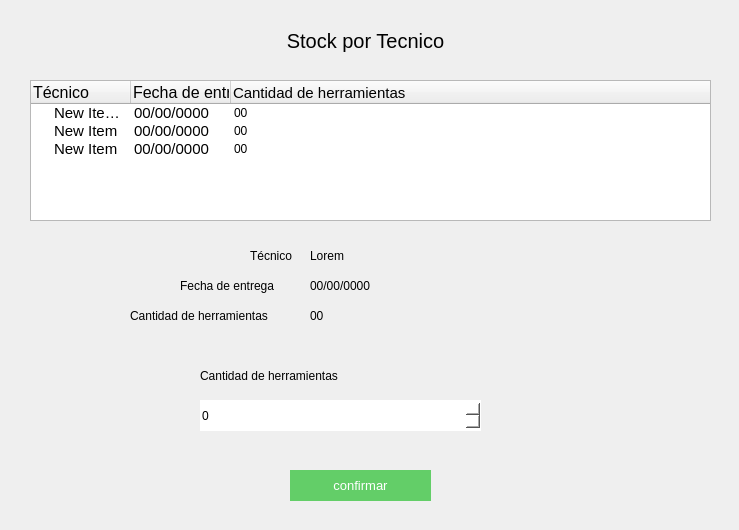
This is Pantallas UI/Herramientas/stock de herramientas por tecnico/stockPorTecnico.ui in AlemFernandez786/Scabox as Qt 5 draws it before an edit. The edited form follows.
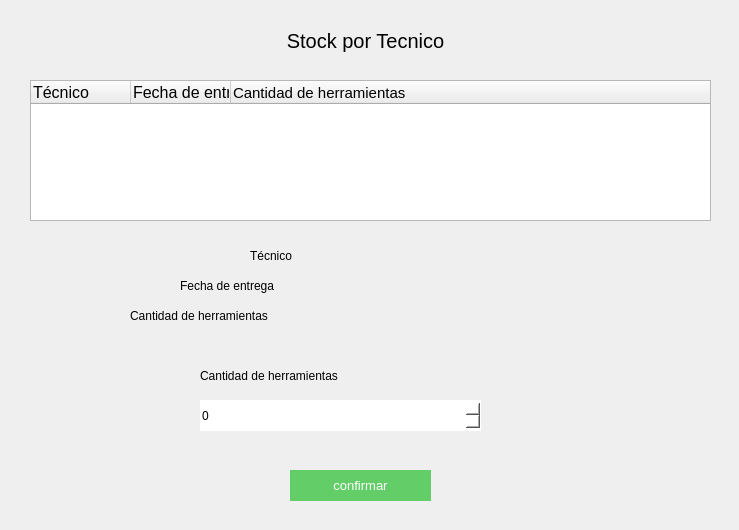
This is the edited form.

The edit to the form file:
```diff
--- a/Pantallas UI/Herramientas/stock de herramientas por tecnico/stockPorTecnico.ui
+++ b/Pantallas UI/Herramientas/stock de herramientas por tecnico/stockPorTecnico.ui
@@ -72,69 +72,6 @@
      </font>
     </property>
    </column>
-   <item>
-    <property name="text">
-     <string>New Item lorem ipsum </string>
-    </property>
-    <property name="font">
-     <font>
-      <pointsize>11</pointsize>
-     </font>
-    </property>
-    <property name="text">
-     <string>00/00/0000</string>
-    </property>
-    <property name="font">
-     <font>
-      <pointsize>11</pointsize>
-     </font>
-    </property>
-    <property name="text">
-     <string>00</string>
-    </property>
-   </item>
-   <item>
-    <property name="text">
-     <string>New Item</string>
-    </property>
-    <property name="font">
-     <font>
-      <pointsize>11</pointsize>
-     </font>
-    </property>
-    <property name="text">
-     <string>00/00/0000</string>
-    </property>
-    <property name="font">
-     <font>
-      <pointsize>11</pointsize>
-     </font>
-    </property>
-    <property name="text">
-     <string>00</string>
-    </property>
-   </item>
-   <item>
-    <property name="text">
-     <string>New Item</string>
-    </property>
-    <property name="font">
-     <font>
-      <pointsize>11</pointsize>
-     </font>
-    </property>
-    <property name="text">
-     <string>00/00/0000</string>
-    </property>
-    <property name="font">
-     <font>
-      <pointsize>11</pointsize>
-     </font>
-    </property>
-    <property name="text">
-     <string>00</string>
-    </property>
-   </item>
   </widget>
   <widget class="QPushButton" name="he_btn_confirmar">
    <property name="geometry">
@@ -186,7 +123,7 @@
 text-align:center;</string>
    </property>
    <property name="text">
-    <string>Lorem</string>
+    <string/>
    </property>
   </widget>
   <widget class="QLabel" name="he_label_2">
@@ -203,7 +140,7 @@
 text-align:center;</string>
    </property>
    <property name="text">
-    <string>00/00/0000</string>
+    <string/>
    </property>
   </widget>
   <widget class="QLabel" name="label_4">
@@ -237,7 +174,7 @@
 text-align:center;</string>
    </property>
    <property name="text">
-    <string>00</string>
+    <string/>
    </property>
   </widget>
   <widget class="QLabel" name="label_9">
```
Left out of the diff: 2 changed lines with no effect on the pictures.
